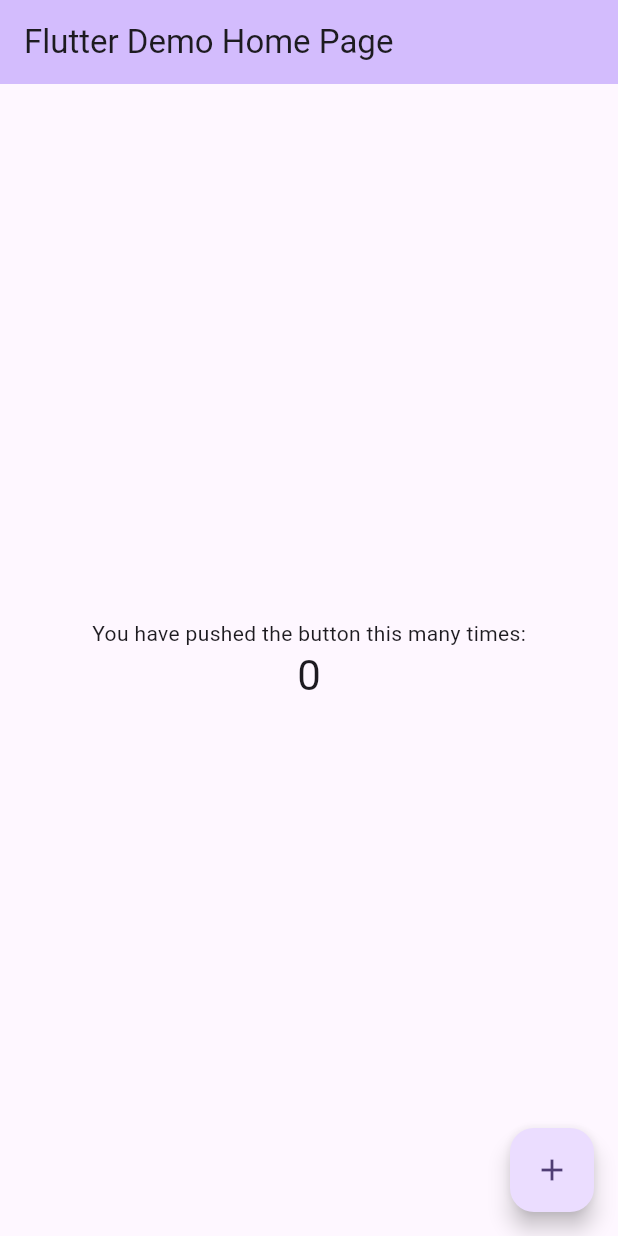
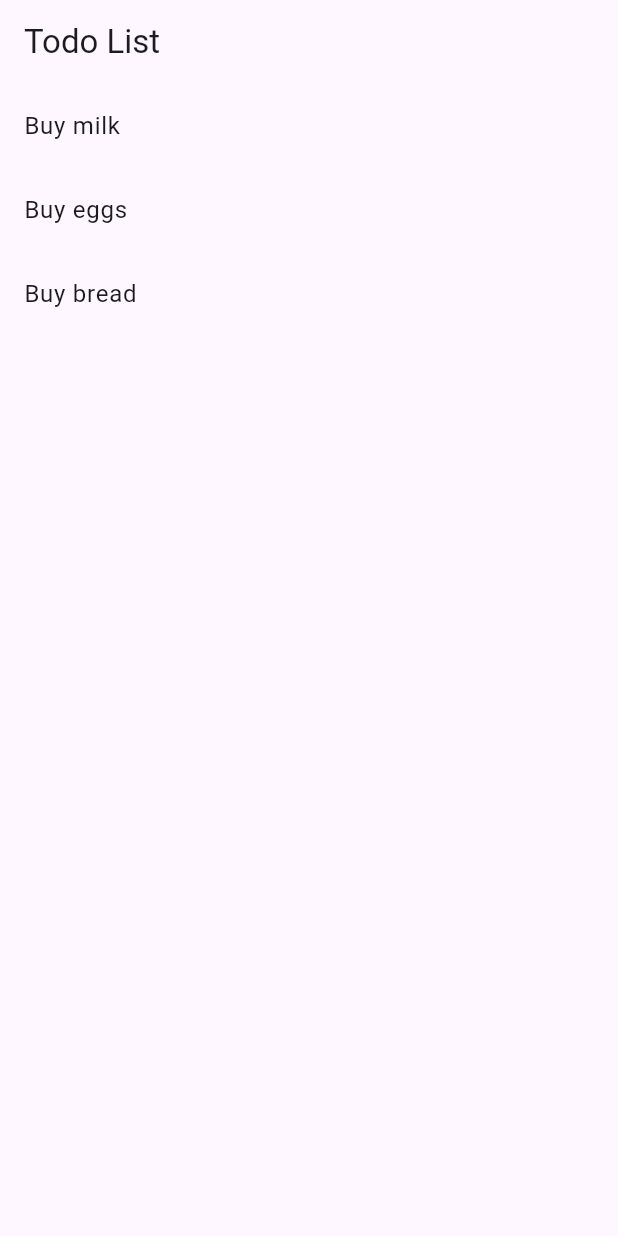
Before and after one commit to RY0TA18/TodoApp, a Flutter app: the screen it shows after launch, on a phone screen of 412 x 824 dp. Run offline on Flutter 3.47's test engine with Material 3 defaults, Android fonts, the phone set to English and light mode, and no system bars.

Commit message:
TodoListのListViewを追加

```diff
--- a/lib/main.dart
+++ b/lib/main.dart
@@ -1,11 +1,12 @@
 import 'package:flutter/material.dart';
 
 void main() {
-  runApp(const MyApp());
+  runApp(const MyTodoApp());
 }
 
-class MyApp extends StatelessWidget {
-  const MyApp({super.key});
+class MyTodoApp extends StatelessWidget {
+  const MyTodoApp({super.key});
+
 
   @override
   Widget build(BuildContext context) {
@@ -13,56 +14,34 @@ class MyApp extends StatelessWidget {
       title: 'Flutter Demo',
       theme: ThemeData(
         colorScheme: ColorScheme.fromSeed(seedColor: Colors.deepPurple),
-        useMaterial3: true,
       ),
-      home: const MyHomePage(title: 'Flutter Demo Home Page'),
+      home: const TodoListPage(),
     );
   }
 }
 
-class MyHomePage extends StatefulWidget {
-  const MyHomePage({super.key, required this.title});
-  final String title;
-
-  @override
-  State<MyHomePage> createState() => _MyHomePageState();
-}
-
-class _MyHomePageState extends State<MyHomePage> {
-  int _counter = 0;
-
-  void _incrementCounter() {
-    setState(() {
-      _counter++;
-    });
-  }
+class TodoListPage extends StatelessWidget {
+  const TodoListPage({super.key});
 
   @override
   Widget build(BuildContext context) {
     return Scaffold(
       appBar: AppBar(
-        backgroundColor: Theme.of(context).colorScheme.inversePrimary,
-        title: Text(widget.title),
+        title: const Text('Todo List'),
       ),
-      body: Center(
-        child: Column(
-          mainAxisAlignment: MainAxisAlignment.center,
-          children: <Widget>[
-            const Text(
-              'You have pushed the button this many times:',
-            ),
-            Text(
-              '$_counter',
-              style: Theme.of(context).textTheme.headlineMedium,
-            ),
-          ],
-        ),
+      body: ListView(
+        children: const <Widget>[
+          ListTile(
+            title: Text('Buy milk'),
+          ),
+          ListTile(
+            title: Text('Buy eggs'),
+          ),
+          ListTile(
+            title: Text('Buy bread'),
+          ),
+        ],
       ),
-      floatingActionButton: FloatingActionButton(
-        onPressed: _incrementCounter,
-        tooltip: 'Increment',
-        child: const Icon(Icons.add),
-      ), // This trailing comma makes auto-formatting nicer for build methods.
     );
   }
 }
```
